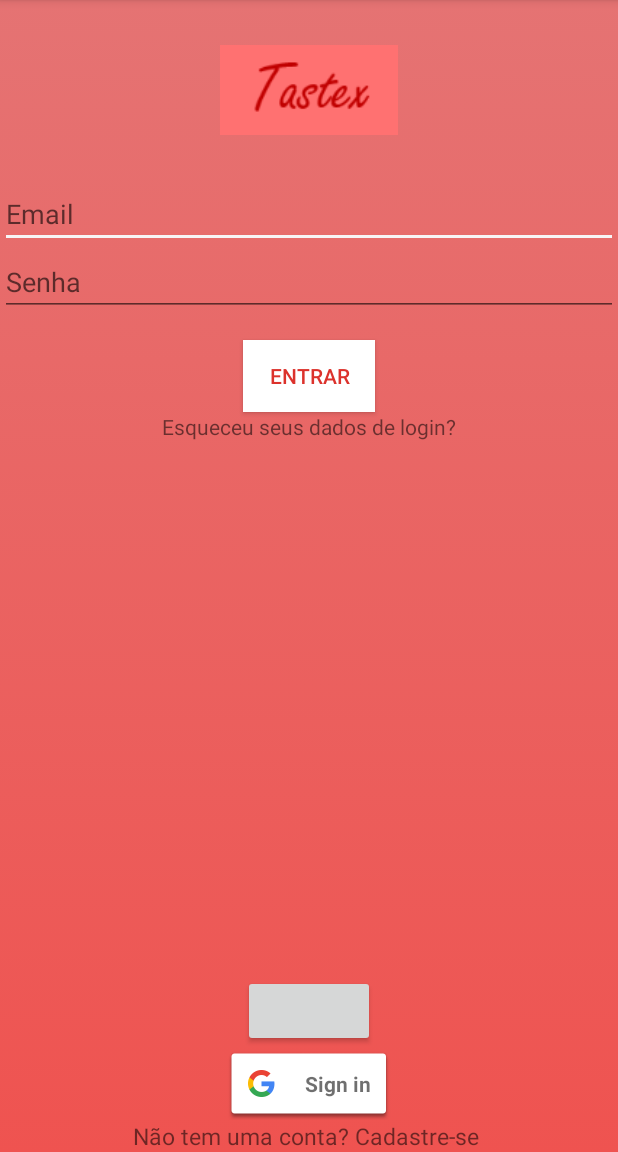
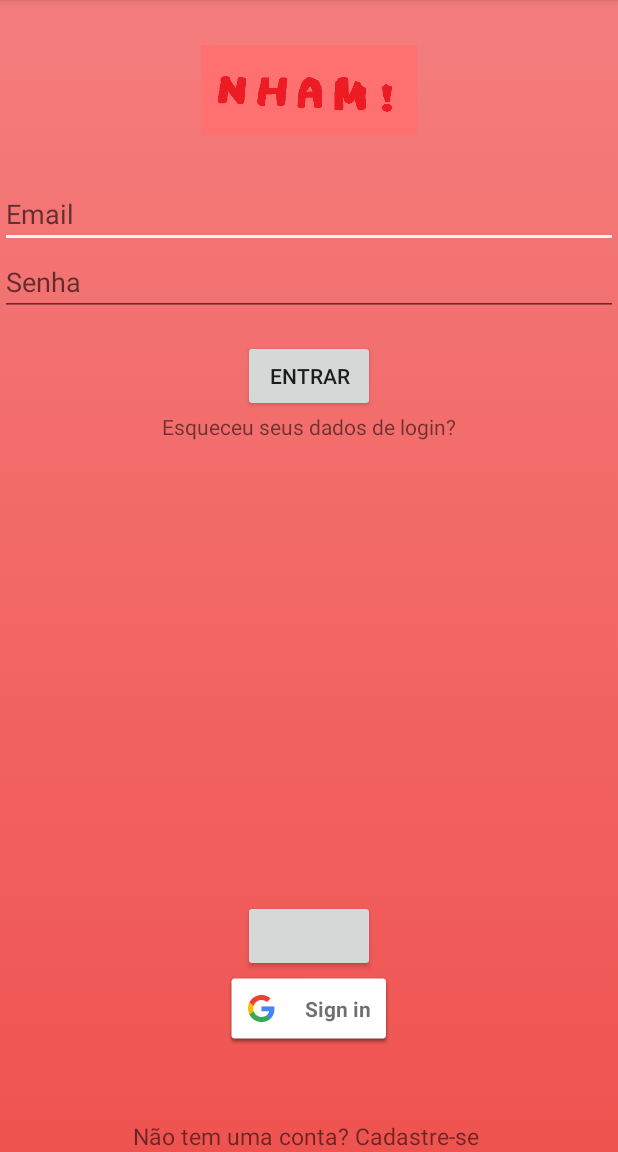
Before and after one commit to anaflaviaqbar/TastexDsv-master, an Android app: the LoginActivity screen opened directly, with no data from a screen before it, on a phone screen of 412 x 824 dp, the part 84-1236 px from its top. Run offline under Robolectric (Android 15) with nearby library versions, the phone set to English and light mode, and no system bars; our stand-ins replace Firebase (no records; nobody signed in at launch, a user with empty details on screens opened directly); libraries missing offline, so code that uses them is left out: com.facebook, com.facebook.appevents, com.facebook.login; plain views replace LoginButton; 6 statements that could not run were skipped.

Commit message:
design final

```diff
--- a/app/src/main/res/layout/activity_login.xml
+++ b/app/src/main/res/layout/activity_login.xml
@@ -17,7 +17,7 @@
             android:layout_height="60dp"
             android:layout_marginTop="30dp"
             android:gravity="center"
-            android:src="@mipmap/tastex2" />
+            android:src="@mipmap/nham2" />
 
         <EditText
             android:layout_width="match_parent"
@@ -40,8 +40,6 @@
             android:layout_gravity="center"
             android:layout_height="wrap_content"
             android:text="Entrar"
-            android:textColor="@color/colorPrimary"
-            android:background="#FFFFFF"
             android:layout_marginTop="16dp"
            />
 
@@ -54,7 +52,9 @@
             android:gravity="center"/>
 
     </LinearLayout>
-
+    <LinearLayout
+        android:layout_width="match_parent"
+        android:layout_height="match_parent"/>
 
     <com.facebook.login.widget.LoginButton
         android:id="@+id/login_button"
@@ -70,7 +70,8 @@
         android:layout_height="wrap_content"
         android:layout_weight="1"
         android:layout_centerHorizontal="true"
-        android:layout_above="@+id/tvAbreCadastro">
+        android:layout_above="@+id/tvAbreCadastro"
+        android:layout_marginBottom="50sp">
     </com.google.android.gms.common.SignInButton>
 
 
--- a/app/src/main/res/layout/gradient_background.xml
+++ b/app/src/main/res/layout/gradient_background.xml
@@ -4,7 +4,7 @@
     android:layout_width="match_parent">
     <item>
         <shape>
-            <gradient android:angle="90" android:endColor="#E57373"  android:startColor="#EF5350" android:type="linear" />
+            <gradient android:angle="90" android:endColor="#f47d7d"  android:startColor="#EF5350" android:type="linear" />
         </shape>
     </item>
 </selector>
--- a/app/src/main/res/layout/gradient_background1.xml
+++ b/app/src/main/res/layout/gradient_background1.xml
@@ -4,7 +4,7 @@
     android:layout_width="match_parent">
     <item>
         <shape>
-            <gradient android:angle="90" android:endColor="#E57373"  android:startColor="#E57373" android:type="linear" />
+            <gradient android:angle="90" android:endColor="#ee7070"  android:startColor="#ee7070" android:type="linear" />
         </shape>
     </item>
 </selector>
```
Also changed, not shown: app/src/main/res/mipmap-xhdpi/nham2.png (added).
